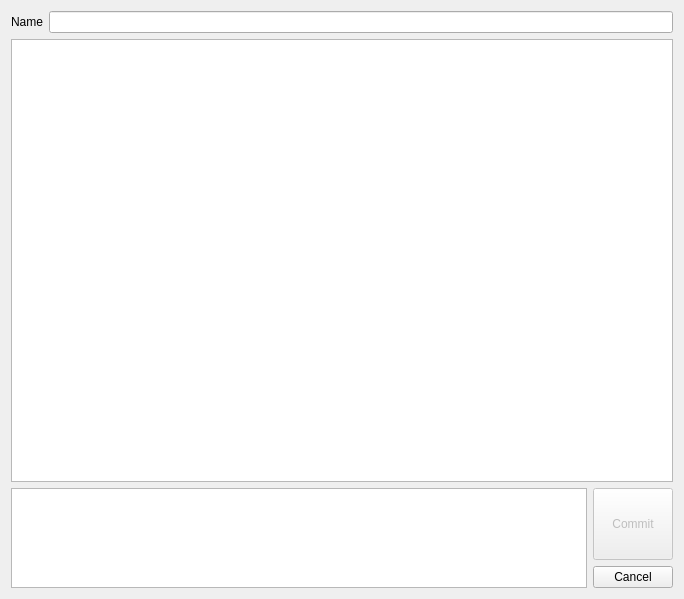
This is src/Core/comments.ui in igormironchik/prototyper as Qt 5 draws it before an edit. The edited form follows.
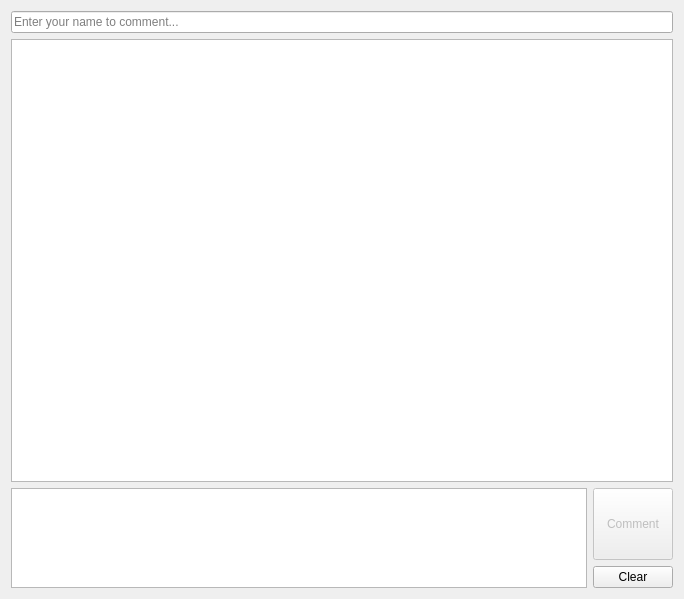
This is the edited form. Icons and pictures are not drawn.

Commit message: Prettify comments window.

The edit to the form file:
```diff
--- a/src/Core/comments.ui
+++ b/src/Core/comments.ui
@@ -15,18 +15,11 @@
   </property>
   <layout class="QVBoxLayout" name="verticalLayout_2">
    <item>
-    <layout class="QHBoxLayout" name="horizontalLayout_2">
-     <item>
-      <widget class="QLabel" name="label">
-       <property name="text">
-        <string>Name</string>
-       </property>
-      </widget>
-     </item>
-     <item>
-      <widget class="QLineEdit" name="m_name"/>
-     </item>
-    </layout>
+    <widget class="QLineEdit" name="m_name">
+     <property name="placeholderText">
+      <string>Enter your name to comment...</string>
+     </property>
+    </widget>
    </item>
    <item>
     <widget class="QTreeView" name="m_view">
@@ -109,7 +102,7 @@
           </size>
          </property>
          <property name="text">
-          <string>Commit</string>
+          <string>Comment</string>
          </property>
          <property name="shortcut">
           <string>Ctrl+Return</string>
@@ -119,7 +112,11 @@
        <item>
         <widget class="QPushButton" name="m_cancel">
          <property name="text">
-          <string>Cancel</string>
+          <string>Clear</string>
+         </property>
+         <property name="icon">
+          <iconset resource="resources.qrc">
+           <normaloff>:/Core/img/edit-clear-small.png</normaloff>:/Core/img/edit-clear-small.png</iconset>
          </property>
         </widget>
        </item>
```
Left out of the diff: 4 changed lines with no effect on the pictures.
